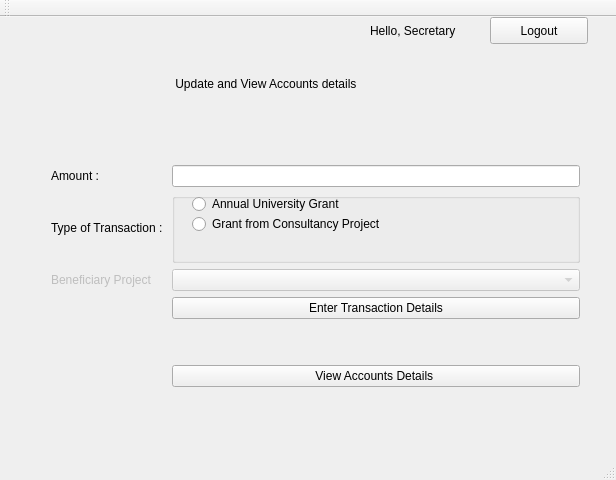
harshitgupta1337/UDIS, file mainwindow.ui: the form before one commit.
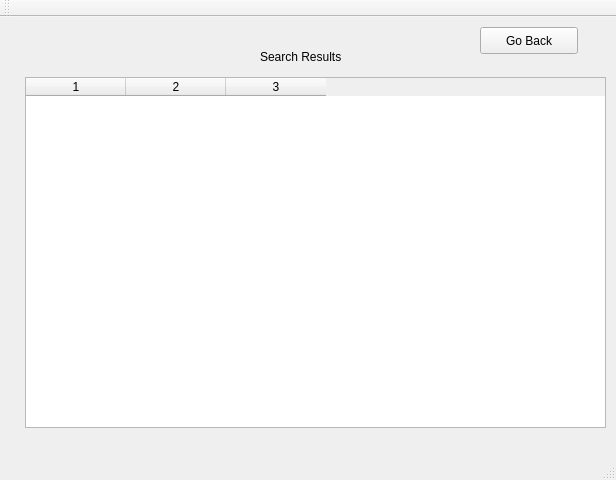
The form after the commit.

What changed in the file:
```diff
--- a/mainwindow.ui
+++ b/mainwindow.ui
@@ -27,7 +27,7 @@
      <set>Qt::ImhDigitsOnly</set>
     </property>
     <property name="currentIndex">
-     <number>3</number>
+     <number>12</number>
     </property>
     <widget class="QWidget" name="welcomePage">
      <widget class="QWidget" name="horizontalLayoutWidget">
@@ -1834,6 +1834,50 @@
       </property>
      </widget>
     </widget>
+    <widget class="QWidget" name="page_13">
+     <widget class="QLabel" name="SearchLabel">
+      <property name="geometry">
+       <rect>
+        <x>260</x>
+        <y>40</y>
+        <width>111</width>
+        <height>20</height>
+       </rect>
+      </property>
+      <property name="text">
+       <string>Search Results</string>
+      </property>
+     </widget>
+     <widget class="QTableWidget" name="SearchTableWidget_2">
+      <property name="geometry">
+       <rect>
+        <x>25</x>
+        <y>70</y>
+        <width>581</width>
+        <height>351</height>
+       </rect>
+      </property>
+      <property name="columnCount">
+       <number>3</number>
+      </property>
+      <column/>
+      <column/>
+      <column/>
+     </widget>
+     <widget class="QPushButton" name="SearchGoBackButton">
+      <property name="geometry">
+       <rect>
+        <x>480</x>
+        <y>20</y>
+        <width>98</width>
+        <height>27</height>
+       </rect>
+      </property>
+      <property name="text">
+       <string>Go Back</string>
+      </property>
+     </widget>
+    </widget>
    </widget>
   </widget>
   <widget class="QMenuBar" name="menuBar">
```
